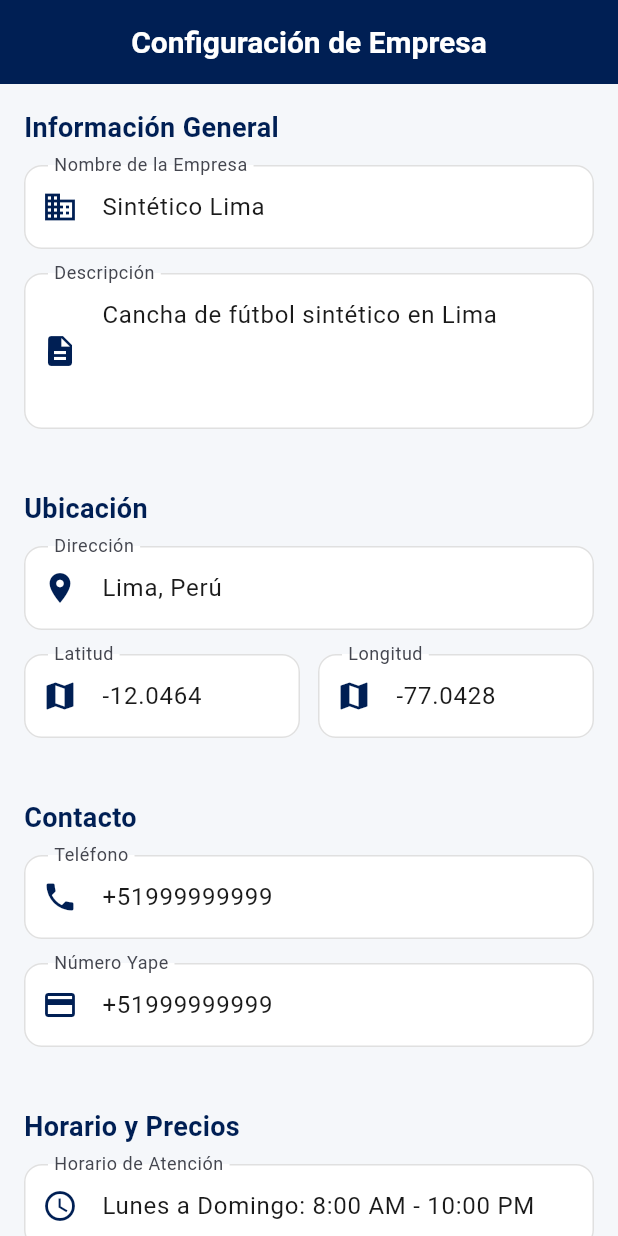
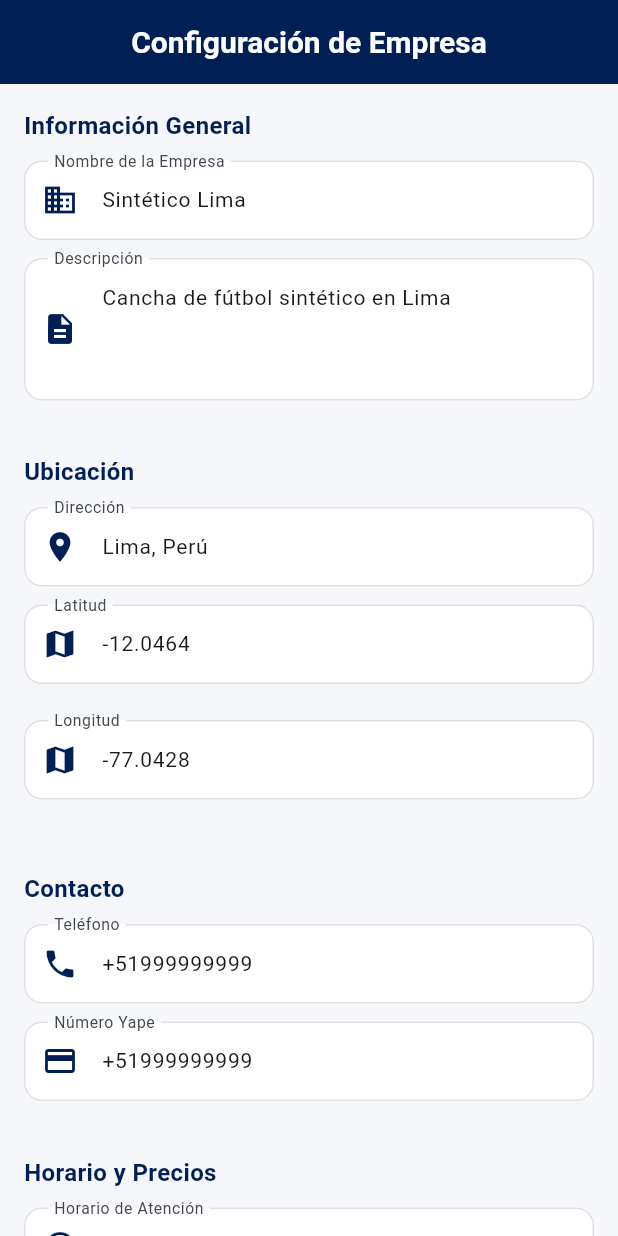
Before and after one commit to 51Jos/CampoRealMadriFC, a Flutter app: the CompanySettingsPage screen opened by its route, on a phone screen of 412 x 824 dp. Run offline on Flutter 3.47's test engine with Material 3 defaults, Android fonts, the phone set to English and light mode, and no system bars; our stand-ins replace cloud_firestore, dartz, dio, equatable, firebase_auth, firebase_core and 5 more; accounts and stored records are empty.

Commit message:
Refactor: Hacer CompanySettingsPage totalmente responsiva
- Usar LayoutBuilder con ResponsiveUtils para diferentes breakpoints
- MaxWidth container de 800px para mejor lectura en desktop
- Campos en fila en tablet/desktop, columna en móvil
- Padding y spacing adaptativos según breakpoint
- Tamaños de fuente responsivos
- Botones y campos se adaptan a cada pantalla

Ahora cumple con los estándares de diseño responsivo de la app

🤖 Generated with [Claude Code](https://claude.com/claude-code)

Co-Authored-By: Claude <noreply@anthropic.com>

```diff
--- a/lib/features/company/presentation/pages/company_settings_page.dart
+++ b/lib/features/company/presentation/pages/company_settings_page.dart
@@ -1,6 +1,8 @@
 import 'package:flutter/material.dart';
 import 'package:flutter_bloc/flutter_bloc.dart';
 import '../../../../core/theme/app_colors.dart';
+import '../../../../shared/widgets/responsive_layout.dart';
+import '../../../booking/presentation/widgets/responsive_constants.dart';
 import '../../domain/entities/company_info.dart';
 import '../bloc/company_bloc.dart';
 import '../bloc/company_event.dart';
@@ -115,76 +117,122 @@ class _CompanySettingsPageState extends State<CompanySettingsPage> {
         },
         builder: (context, state) {
           if (state is CompanyLoading) {
-            return const Center(child: CircularProgressIndicator());
+            return const Center(
+              child: CircularProgressIndicator(color: AppColors.primary),
+            );
           }
 
-          return SingleChildScrollView(
-            padding: const EdgeInsets.all(16),
+          return LayoutBuilder(
+            builder: (context, constraints) {
+              final breakpoint = ResponsiveUtils.getBreakpoint(constraints.maxWidth);
+              return _buildResponsiveContent(breakpoint);
+            },
+          );
+        },
+      ),
+    );
+  }
+
+  Widget _buildResponsiveContent(ScreenBreakpoint breakpoint) {
+    return Center(
+      child: Container(
+        constraints: const BoxConstraints(maxWidth: 800),
+        child: SingleChildScrollView(
+          padding: EdgeInsets.all(ResponsiveUtils.getPadding(breakpoint)),
           child: Form(
             key: _formKey,
             child: Column(
               crossAxisAlignment: CrossAxisAlignment.start,
               children: [
-                  _buildSectionTitle('Información General'),
-                  _buildTextField(_nameController, 'Nombre de la Empresa', Icons.business),
-                  _buildTextField(_descriptionController, 'Descripción', Icons.description, maxLines: 3),
+                _buildSectionTitle('Información General', breakpoint),
+                _buildTextField(_nameController, 'Nombre de la Empresa', Icons.business, breakpoint),
+                _buildTextField(_descriptionController, 'Descripción', Icons.description, breakpoint, maxLines: 3),
 
-                  const SizedBox(height: 24),
-                  _buildSectionTitle('Ubicación'),
-                  _buildTextField(_addressController, 'Dirección', Icons.location_on),
-                  Row(
-                    children: [
-                      Expanded(child: _buildTextField(_latitudeController, 'Latitud', Icons.map, isNumber: true)),
-                      const SizedBox(width: 12),
-                      Expanded(child: _buildTextField(_longitudeController, 'Longitud', Icons.map, isNumber: true)),
+                SizedBox(height: ResponsiveUtils.getSpacing(breakpoint) * 2),
+                _buildSectionTitle('Ubicación', breakpoint),
+                _buildTextField(_addressController, 'Dirección', Icons.location_on, breakpoint),
+                _buildResponsiveRow(
+                  breakpoint,
+                  [
+                    Expanded(child: _buildTextField(_latitudeController, 'Latitud', Icons.map, breakpoint, isNumber: true)),
+                    SizedBox(width: ResponsiveUtils.getSpacing(breakpoint)),
+                    Expanded(child: _buildTextField(_longitudeController, 'Longitud', Icons.map, breakpoint, isNumber: true)),
                   ],
                 ),
 
-                  const SizedBox(height: 24),
-                  _buildSectionTitle('Contacto'),
-                  _buildTextField(_phoneController, 'Teléfono', Icons.phone),
-                  _buildTextField(_yapeController, 'Número Yape', Icons.payment),
+                SizedBox(height: ResponsiveUtils.getSpacing(breakpoint) * 2),
+                _buildSectionTitle('Contacto', breakpoint),
+                _buildTextField(_phoneController, 'Teléfono', Icons.phone, breakpoint),
+                _buildTextField(_yapeController, 'Número Yape', Icons.payment, breakpoint),
 
-                  const SizedBox(height: 24),
-                  _buildSectionTitle('Horario y Precios'),
-                  _buildTextField(_scheduleController, 'Horario de Atención', Icons.schedule),
-                  Row(
-                    children: [
-                      Expanded(child: _buildTextField(_dayPriceController, 'Precio Día (S/)', Icons.wb_sunny, isNumber: true)),
-                      const SizedBox(width: 12),
-                      Expanded(child: _buildTextField(_nightPriceController, 'Precio Noche (S/)', Icons.nights_stay, isNumber: true)),
+                SizedBox(height: ResponsiveUtils.getSpacing(breakpoint) * 2),
+                _buildSectionTitle('Horario y Precios', breakpoint),
+                _buildTextField(_scheduleController, 'Horario de Atención', Icons.schedule, breakpoint),
+                _buildResponsiveRow(
+                  breakpoint,
+                  [
+                    Expanded(child: _buildTextField(_dayPriceController, 'Precio Día (S/)', Icons.wb_sunny, breakpoint, isNumber: true)),
+                    SizedBox(width: ResponsiveUtils.getSpacing(breakpoint)),
+                    Expanded(child: _buildTextField(_nightPriceController, 'Precio Noche (S/)', Icons.nights_stay, breakpoint, isNumber: true)),
                   ],
                 ),
-                  _buildTextField(_nightStartHourController, 'Hora Inicio Tarifa Noche (0-23)', Icons.access_time, isNumber: true),
+                _buildTextField(_nightStartHourController, 'Hora Inicio Tarifa Noche (0-23)', Icons.access_time, breakpoint, isNumber: true),
 
-                  const SizedBox(height: 32),
+                SizedBox(height: ResponsiveUtils.getSpacing(breakpoint) * 3),
                 SizedBox(
                   width: double.infinity,
                   child: ElevatedButton(
                     onPressed: _saveChanges,
                     style: ElevatedButton.styleFrom(
                       backgroundColor: AppColors.primary,
-                        padding: const EdgeInsets.symmetric(vertical: 16),
+                      foregroundColor: Colors.white,
+                      padding: EdgeInsets.symmetric(
+                        vertical: ResponsiveUtils.getSpacing(breakpoint),
                       ),
-                      child: const Text('Guardar Cambios', style: TextStyle(fontSize: 16)),
+                      shape: RoundedRectangleBorder(
+                        borderRadius: BorderRadius.circular(12),
+                      ),
+                    ),
+                    child: Text(
+                      'Guardar Cambios',
+                      style: TextStyle(
+                        fontSize: ResponsiveUtils.getBodySize(breakpoint),
+                        fontWeight: FontWeight.w600,
+                      ),
+                    ),
                   ),
                 ),
               ],
             ),
           ),
-          );
-        },
+        ),
       ),
     );
   }
 
-  Widget _buildSectionTitle(String title) {
+  Widget _buildResponsiveRow(ScreenBreakpoint breakpoint, List<Widget> children) {
+    // En móvil muestra columna, en tablet+ muestra fila
+    if (breakpoint == ScreenBreakpoint.mobile) {
+      return Column(
+        children: children.map((child) {
+          if (child is SizedBox) return child;
           return Padding(
-      padding: const EdgeInsets.only(bottom: 12),
+            padding: EdgeInsets.only(bottom: ResponsiveUtils.getSpacing(breakpoint)),
+            child: child,
+          );
+        }).toList(),
+      );
+    }
+    return Row(children: children);
+  }
+
+  Widget _buildSectionTitle(String title, ScreenBreakpoint breakpoint) {
+    return Padding(
+      padding: EdgeInsets.only(bottom: ResponsiveUtils.getSpacing(breakpoint)),
       child: Text(
         title,
-        style: const TextStyle(
-          fontSize: 18,
+        style: TextStyle(
+          fontSize: ResponsiveUtils.getSubtitleSize(breakpoint),
           fontWeight: FontWeight.bold,
           color: AppColors.primary,
         ),
@@ -195,18 +243,21 @@ class _CompanySettingsPageState extends State<CompanySettingsPage> {
   Widget _buildTextField(
     TextEditingController controller,
     String label,
-    IconData icon, {
+    IconData icon,
+    ScreenBreakpoint breakpoint, {
     int maxLines = 1,
     bool isNumber = false,
   }) {
     return Padding(
-      padding: const EdgeInsets.only(bottom: 16),
+      padding: EdgeInsets.only(bottom: ResponsiveUtils.getSpacing(breakpoint)),
       child: TextFormField(
         controller: controller,
         maxLines: maxLines,
         keyboardType: isNumber ? TextInputType.number : TextInputType.text,
+        style: TextStyle(fontSize: ResponsiveUtils.getBodySize(breakpoint)),
         decoration: InputDecoration(
           labelText: label,
+          labelStyle: TextStyle(fontSize: ResponsiveUtils.getBodySize(breakpoint)),
           prefixIcon: Icon(icon, color: AppColors.primary),
           border: OutlineInputBorder(
             borderRadius: BorderRadius.circular(12),
@@ -241,7 +292,7 @@ class _CompanySettingsPageState extends State<CompanySettingsPage> {
         longitude: double.tryParse(_longitudeController.text) ?? 0.0,
         phoneNumber: _phoneController.text.trim(),
         yapeNumber: _yapeController.text.trim(),
-        bankAccounts: _currentInfo!.bankAccounts, // Mantener las cuentas existentes
+        bankAccounts: _currentInfo!.bankAccounts,
         schedule: _scheduleController.text.trim(),
         dayPrice: double.tryParse(_dayPriceController.text) ?? 0.0,
         nightPrice: double.tryParse(_nightPriceController.text) ?? 0.0,
```
Lines whose indentation alone changed are shown as unchanged.
